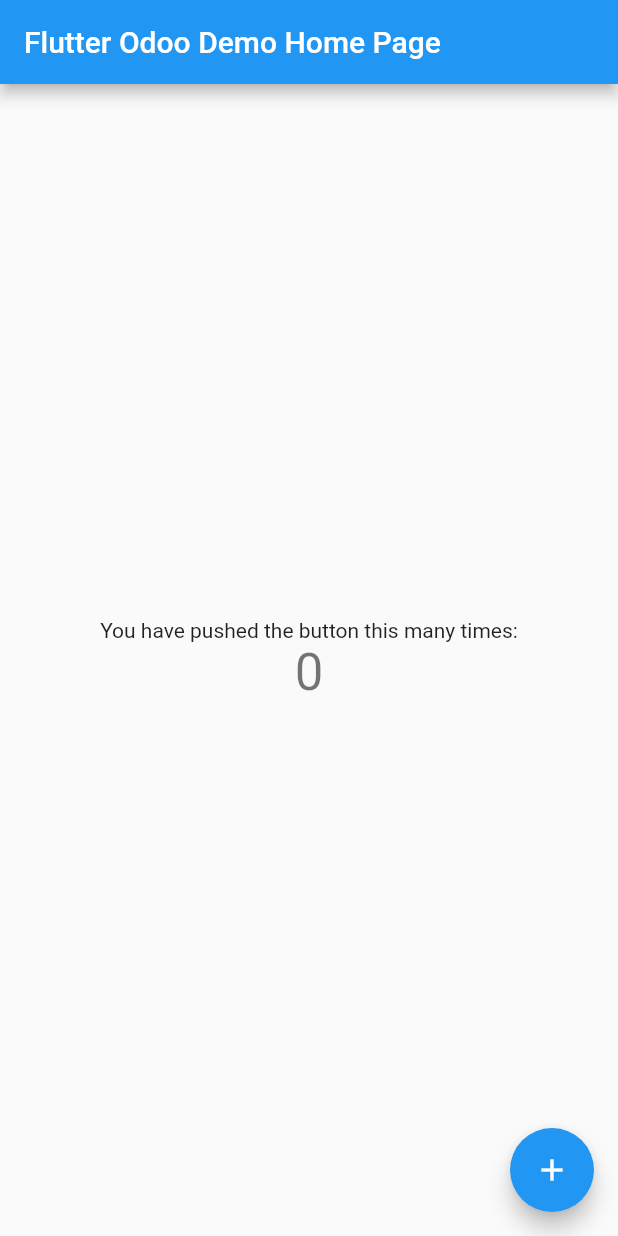
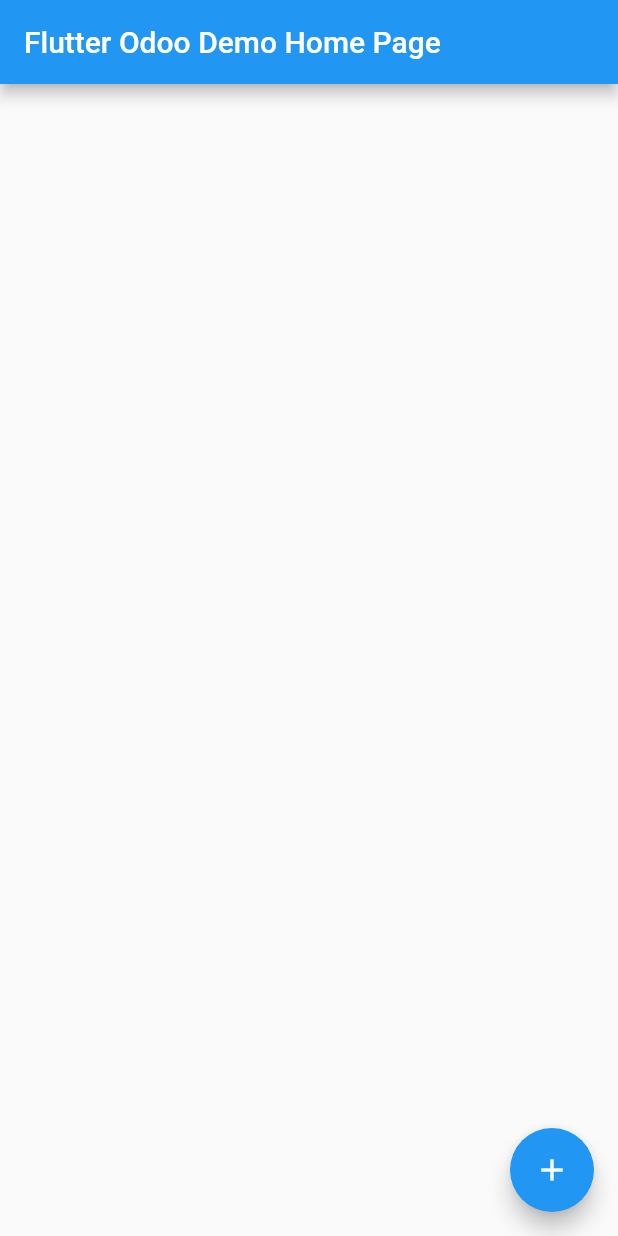
Before and after one commit to 3mrdevs/odoo_flutter_app, a Flutter app: the screen it shows after launch, on a phone screen of 412 x 824 dp. Run offline on Flutter 3.47's test engine with Material 2 defaults, Android fonts, the phone set to English and light mode, and no system bars.

Commit message:
Add dart convert and remove screen body content

```diff
--- a/lib/main.dart
+++ b/lib/main.dart
@@ -1,3 +1,6 @@
+import 'dart:collection';
+import 'dart:convert';
+
 import 'package:flutter/material.dart';
 import 'package:http/http.dart' as http;
 
@@ -44,18 +47,7 @@ class _MyHomePageState extends State<MyHomePage> {
         title: Text(widget.title),
       ),
       body: Center(
-        child: Column(
-          mainAxisAlignment: MainAxisAlignment.center,
-          children: <Widget>[
-            Text(
-              'You have pushed the button this many times:',
-            ),
-            Text(
-              '$_counter',
-              style: Theme.of(context).textTheme.headline4,
-            ),
-          ],
-        ),
+//        child: getListView(),
       ),
       floatingActionButton: FloatingActionButton(
         onPressed: _incrementCounter,
@@ -64,4 +56,5 @@ class _MyHomePageState extends State<MyHomePage> {
       ),
     );
   }
+
 }
```
